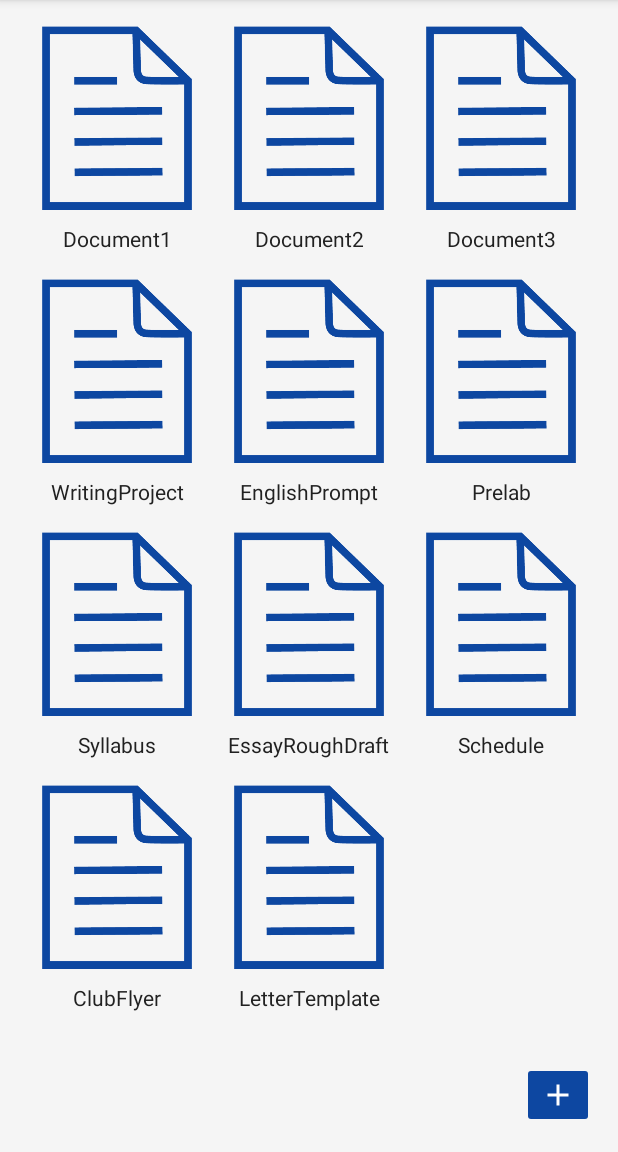
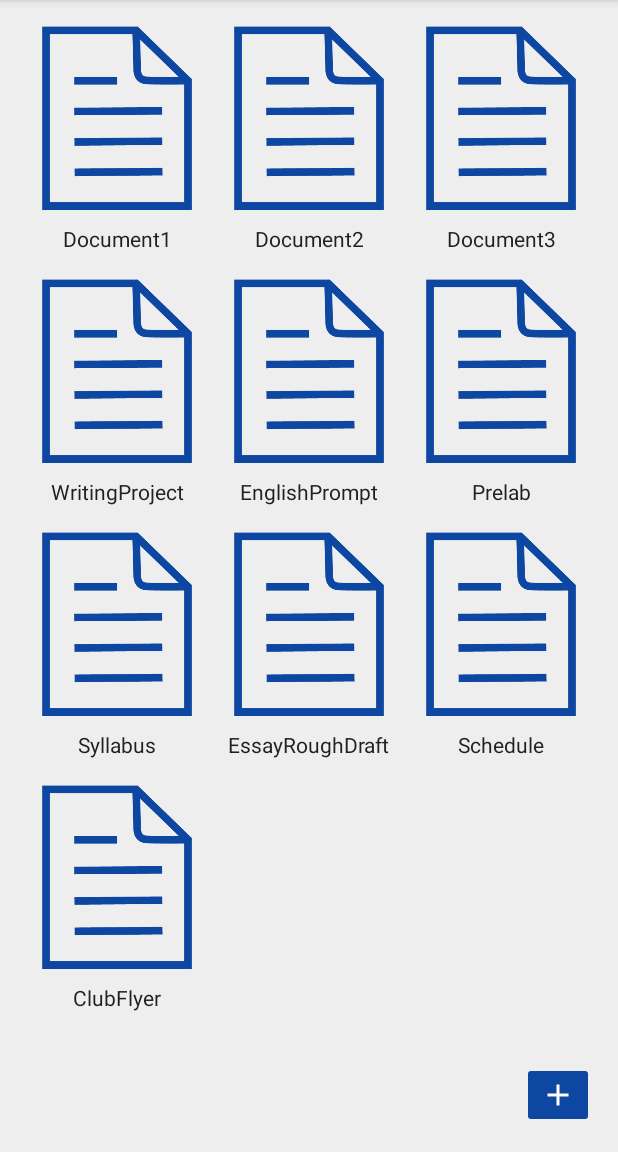
Before and after one commit to coleschr/JAC, an Android app: the screen it shows after launch (MainActivity), on a phone screen of 412 x 824 dp, the part 84-1236 px from its top. Run offline under Robolectric (Android 15) with nearby library versions, the light colour scheme and no system bars.

Commit message:
final touches

```diff
--- a/app/src/main/java/com/example/cole/jac/FragmentHome.java
+++ b/app/src/main/java/com/example/cole/jac/FragmentHome.java
@@ -8,10 +8,15 @@ import android.view.LayoutInflater;
 import android.view.View;
 import android.view.ViewGroup;
 import android.widget.ImageButton;
+import android.widget.ImageView;
+import android.widget.TextView;
+import android.widget.Toast;
 
 
 public class FragmentHome extends Fragment implements View.OnClickListener {
     private ImageButton add;
+    private ImageView doc1, doc11;
+    private TextView doc11text;
     private Fragment currentFragment;
 
     @Nullable
@@ -25,7 +30,13 @@ public class FragmentHome extends Fragment implements View.OnClickListener {
         setOnClickListeners();
 
         //get any other initial set up done
-        ((MainActivity)this.getActivity()).screen = 0;
+        if(((MainActivity)this.getActivity()).screen == 2
+                || ((MainActivity)this.getActivity()).screen == 1)
+        {
+            doc11.setVisibility(View.VISIBLE);
+            doc11text.setVisibility(View.VISIBLE);
+        }
+
 
         //return the view that we inflated
         return rootView;
@@ -33,10 +44,15 @@ public class FragmentHome extends Fragment implements View.OnClickListener {
 
     private void wireWidgets(View rootView) {
         add = rootView.findViewById(R.id.button_add);
+        doc1 = rootView.findViewById(R.id.imageView1);
+        doc11 = rootView.findViewById(R.id.imageView11);
+        doc11text = rootView.findViewById(R.id.textView11);
     }
 
     private void setOnClickListeners() {
         add.setOnClickListener(this);
+        doc1.setOnClickListener(this);
+        doc11.setOnClickListener(this);
     }
 
     @Override
@@ -45,10 +61,26 @@ public class FragmentHome extends Fragment implements View.OnClickListener {
             case R.id.button_add:
                 currentFragment = new FragmentEdit();
                 switchToNewScreen();
+            case R.id.imageView1:
+                if(((MainActivity)this.getActivity()).screen == 2
+                        || ((MainActivity)this.getActivity()).screen == 1)
+                {
+                    currentFragment = new FragmentImage();
+                    switchToNewScreen();
+                }
+            case R.id.imageView11:
+                if(((MainActivity)this.getActivity()).screen == 2
+                        || ((MainActivity)this.getActivity()).screen == 1)
+                {
+                    currentFragment = new FragmentImage();
+                    switchToNewScreen();
+                }
+
         }
     }
 
     private void switchToNewScreen() {
+        ((MainActivity)this.getActivity()).screen = 0;
         //tell the fragment manager that if our current fragment isn't null, to replace whatever is there with it
         FragmentManager fm = getFragmentManager();
         if (currentFragment != null) {
--- a/app/src/main/res/drawable/ic_check_black_24dp.xml
+++ b/app/src/main/res/drawable/ic_check_black_24dp.xml
@@ -4,6 +4,6 @@
         android:viewportWidth="24.0"
         android:viewportHeight="24.0">
     <path
-        android:fillColor="#FF000000"
+        android:fillColor="#FFFFFFFF"
         android:pathData="M9,16.17L4.83,12l-1.42,1.41L9,19 21,7l-1.41,-1.41z"/>
 </vector>
--- a/app/src/main/res/layout/edit_fragment.xml
+++ b/app/src/main/res/layout/edit_fragment.xml
@@ -22,6 +22,7 @@
         android:layout_height="wrap_content"
         android:layout_marginEnd="8dp"
         android:layout_marginBottom="8dp"
+        android:backgroundTint="@color/colorPrimaryDark"
         app:layout_constraintBottom_toBottomOf="parent"
         app:layout_constraintEnd_toEndOf="parent"
         app:srcCompat="@drawable/ic_check_black_24dp" />
--- a/app/src/main/res/layout/home_fragment.xml
+++ b/app/src/main/res/layout/home_fragment.xml
@@ -13,7 +13,7 @@
         <LinearLayout
             android:layout_width="match_parent"
             android:layout_height="wrap_content"
-            android:orientation="vertical" >
+            android:orientation="vertical">
 
             <LinearLayout
                 android:layout_width="match_parent"
@@ -25,7 +25,7 @@
                     android:layout_height="match_parent">
 
                     <ImageView
-                        android:id="@+id/imageView"
+                        android:id="@+id/imageView1"
                         android:layout_width="100dp"
                         android:layout_height="125dp"
                         android:layout_marginTop="8dp"
@@ -43,7 +43,7 @@
                         android:layout_marginTop="8dp"
                         app:layout_constraintEnd_toStartOf="@+id/imageView3"
                         app:layout_constraintHorizontal_bias="0.5"
-                        app:layout_constraintStart_toEndOf="@+id/imageView"
+                        app:layout_constraintStart_toEndOf="@+id/imageView1"
                         app:layout_constraintTop_toTopOf="parent"
                         app:srcCompat="@drawable/document" />
 
@@ -68,9 +68,9 @@
                         android:text="Document1"
                         android:textColor="@color/colorText"
                         app:layout_constraintBottom_toBottomOf="parent"
-                        app:layout_constraintEnd_toEndOf="@+id/imageView"
-                        app:layout_constraintStart_toStartOf="@+id/imageView"
-                        app:layout_constraintTop_toBottomOf="@+id/imageView" />
+                        app:layout_constraintEnd_toEndOf="@+id/imageView1"
+                        app:layout_constraintStart_toStartOf="@+id/imageView1"
+                        app:layout_constraintTop_toBottomOf="@+id/imageView1" />
 
                     <TextView
                         android:id="@+id/textView2"
@@ -295,6 +295,7 @@
                         android:layout_height="125dp"
                         android:layout_marginStart="8dp"
                         android:layout_marginTop="8dp"
+                        android:visibility="invisible"
                         app:layout_constraintEnd_toStartOf="@+id/imageView12"
                         app:layout_constraintHorizontal_bias="0.5"
                         app:layout_constraintStart_toEndOf="@+id/imageView10"
@@ -335,6 +336,7 @@
                         android:layout_marginBottom="8dp"
                         android:text="LetterTemplate"
                         android:textColor="@color/colorText"
+                        android:visibility="invisible"
                         app:layout_constraintBottom_toBottomOf="parent"
                         app:layout_constraintEnd_toEndOf="@+id/imageView11"
                         app:layout_constraintStart_toStartOf="@+id/imageView11"
@@ -347,8 +349,8 @@
                         android:layout_marginTop="8dp"
                         android:layout_marginBottom="8dp"
                         android:text="Readme"
+                        android:textColor="@color/colorText"
                         android:visibility="invisible"
-                        android:textColor="@color/colorText"
                         app:layout_constraintBottom_toBottomOf="parent"
                         app:layout_constraintEnd_toEndOf="@+id/imageView12"
                         app:layout_constraintStart_toStartOf="@+id/imageView12"
--- a/app/src/main/res/values/colors.xml
+++ b/app/src/main/res/values/colors.xml
@@ -3,6 +3,6 @@
     <color name="colorPrimary">#1565C0</color>
     <color name="colorPrimaryDark">#0D47A1</color>
     <color name="colorAccent">#E93138</color>
-    <color name="colorBackground">#F5F5F5</color>
+    <color name="colorBackground">#EEEEEE</color>
     <color name="colorText">#212121</color>
 </resources>
```
Also changed, not shown: app/src/main/java/com/example/cole/jac/FragmentImage.java (renamed from app/src/main/java/com/example/cole/jac/FragmentCamera.java, +3 -13 lines), app/src/main/res/layout/image_fragment.xml (renamed from app/src/main/res/layout/camera_fragment.xml, +13 -9 lines), app/src/main/res/drawable-v24/exit.png (added), app/src/main/res/drawable-v24/file1.png (added), app/src/main/res/drawable-v24/file11.png (added).
